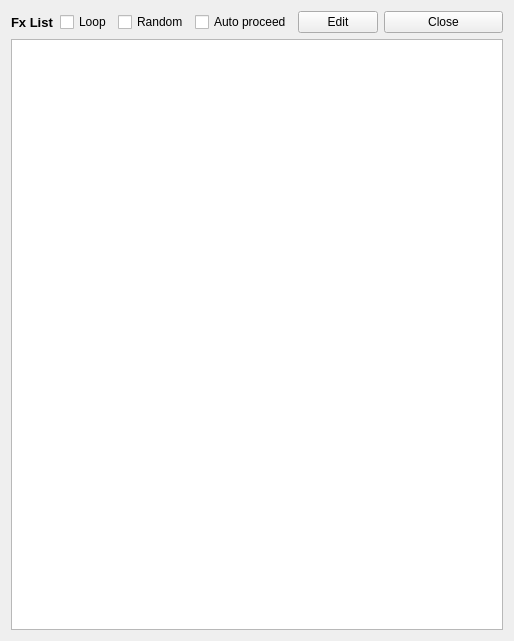
First picture: the form in StageRunner/gui/fxlistwidget.ui, repository Pit1966/StageRunner, before the edit.
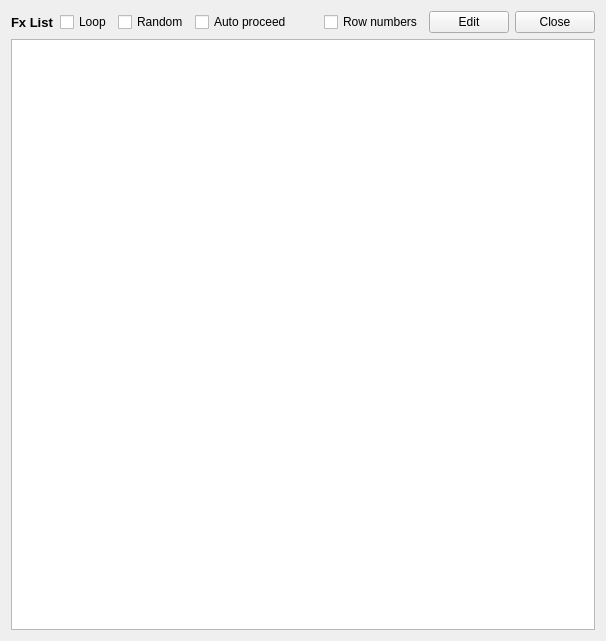
Second picture: the form after the edit. Custom widgets are drawn as their Qt base class.

Commit message:
Added ColorSettings class
Key colum in fx list has special color now (configurable via
stagerunner.conf file)
Added checkbox in fx list widget in order to show/hide the row number
column. default is off.

What changed in the file:
```diff
--- a/StageRunner/gui/fxlistwidget.ui
+++ b/StageRunner/gui/fxlistwidget.ui
@@ -6,7 +6,7 @@
    <rect>
     <x>0</x>
     <y>0</y>
-    <width>514</width>
+    <width>606</width>
     <height>641</height>
    </rect>
   </property>
@@ -60,6 +60,32 @@
        </property>
       </widget>
      </item>
+     <item>
+      <spacer name="horizontalSpacer">
+       <property name="orientation">
+        <enum>Qt::Horizontal</enum>
+       </property>
+       <property name="sizeHint" stdset="0">
+        <size>
+         <width>4</width>
+         <height>20</height>
+        </size>
+       </property>
+      </spacer>
+     </item>
+     <item>
+      <widget class="QCheckBox" name="showRowNumCheck">
+       <property name="sizePolicy">
+        <sizepolicy hsizetype="Maximum" vsizetype="Fixed">
+         <horstretch>0</horstretch>
+         <verstretch>0</verstretch>
+        </sizepolicy>
+       </property>
+       <property name="text">
+        <string>Row numbers</string>
+       </property>
+      </widget>
+     </item>
      <item>
       <widget class="QPushButton" name="editButton">
        <property name="text">
```
Left out of the diff: 15 changed lines with no effect on the pictures. The commit also changes 13 other files.
